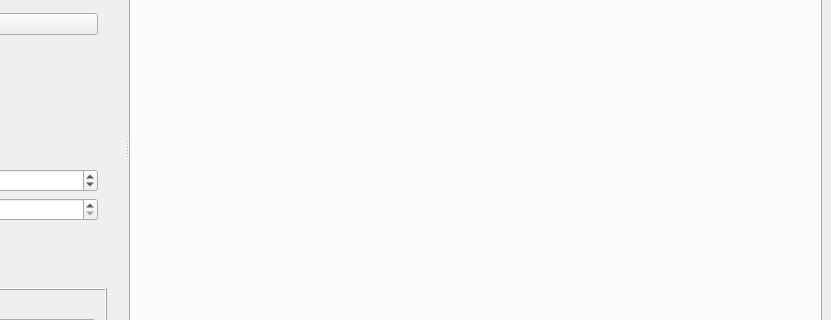
Old version of the form UI/MainInterface.ui in the repository alxhoff/BrezeFlow; both pictures show x 276 to 1107 and y 261 to 581 of the 1107 by 821 pixel window.
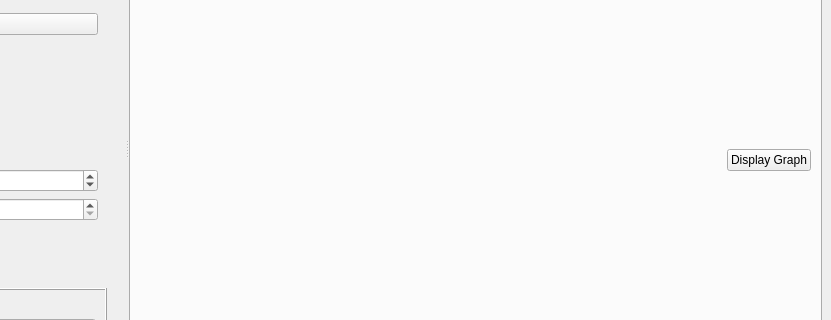
New version of the form. The open tabs and pages were chosen to show the change. Icons and pictures are not drawn.

Commit message: Fixed error with graph output location

```diff
--- a/UI/MainInterface.ui
+++ b/UI/MainInterface.ui
@@ -559,6 +559,19 @@
         <attribute name="title">
          <string>Graph</string>
         </attribute>
+        <layout class="QVBoxLayout" name="verticalLayout_11">
+         <item>
+          <layout class="QHBoxLayout" name="horizontalLayout_13">
+           <item alignment="Qt::AlignRight">
+            <widget class="QPushButton" name="pushButtonDisplayGraph">
+             <property name="text">
+              <string>Display Graph</string>
+             </property>
+            </widget>
+           </item>
+          </layout>
+         </item>
+        </layout>
        </widget>
        <widget class="QWidget" name="tabBinderLog">
         <attribute name="title">
```
The commit also changes 3 other files.
